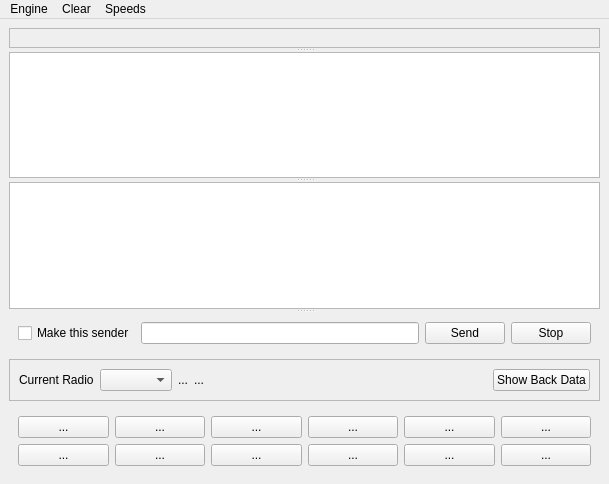
Qt form mqt/MqtDataModes/dmmainwindow.ui (Rsclub22/Minos2-Mirror) before a commit.
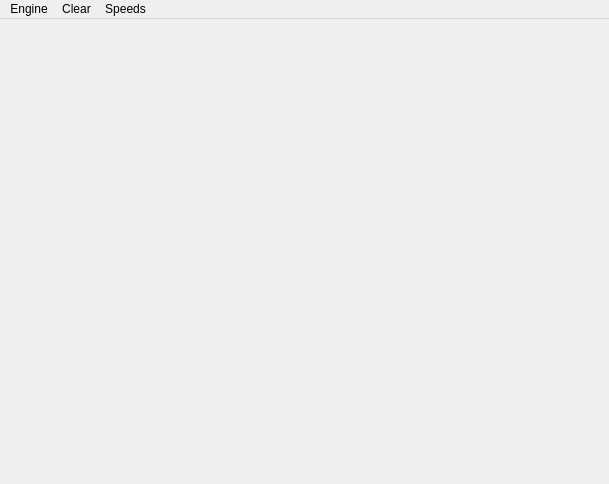
The same form after that commit. Custom widgets are drawn as their Qt base class.

Diff of the .ui file:
```diff
--- a/mqt/MqtDataModes/dmmainwindow.ui
+++ b/mqt/MqtDataModes/dmmainwindow.ui
@@ -14,225 +14,7 @@
    <string/>
   </property>
   <widget class="QWidget" name="centralwidget">
-   <layout class="QVBoxLayout" name="verticalLayout_3">
-    <item>
-     <widget class="MinosSplitter" name="splitter">
-      <property name="orientation">
-       <enum>Qt::Vertical</enum>
-      </property>
-      <widget class="QFrame" name="variFrame">
-       <property name="frameShape">
-        <enum>QFrame::StyledPanel</enum>
-       </property>
-       <property name="frameShadow">
-        <enum>QFrame::Raised</enum>
-       </property>
-      </widget>
-      <widget class="QListWidget" name="backData"/>
-      <widget class="DataPainter" name="rxChars">
-       <property name="alignment">
-        <set>Qt::AlignLeading|Qt::AlignLeft|Qt::AlignTop</set>
-       </property>
-      </widget>
-      <widget class="QWidget" name="layoutWidget">
-       <layout class="QVBoxLayout" name="verticalLayout_2">
-        <item>
-         <widget class="QFrame" name="sendFrame">
-          <layout class="QHBoxLayout" name="horizontalLayout">
-           <item>
-            <widget class="QCheckBox" name="sendercb">
-             <property name="text">
-              <string>Make this sender</string>
-             </property>
-            </widget>
-           </item>
-           <item>
-            <widget class="QLineEdit" name="sendEdit">
-             <property name="clearButtonEnabled">
-              <bool>true</bool>
-             </property>
-            </widget>
-           </item>
-           <item>
-            <widget class="QPushButton" name="sendButton">
-             <property name="text">
-              <string>Send</string>
-             </property>
-            </widget>
-           </item>
-           <item>
-            <widget class="QPushButton" name="stopButton">
-             <property name="text">
-              <string>Stop</string>
-             </property>
-            </widget>
-           </item>
-          </layout>
-         </widget>
-        </item>
-        <item>
-         <widget class="QFrame" name="rigFrame">
-          <property name="frameShape">
-           <enum>QFrame::StyledPanel</enum>
-          </property>
-          <property name="frameShadow">
-           <enum>QFrame::Raised</enum>
-          </property>
-          <layout class="QHBoxLayout" name="horizontalLayout_4">
-           <item>
-            <widget class="QLabel" name="label">
-             <property name="text">
-              <string>Current Radio</string>
-             </property>
-            </widget>
-           </item>
-           <item>
-            <widget class="QComboBox" name="mainRigComboBox">
-             <property name="sizeAdjustPolicy">
-              <enum>QComboBox::AdjustToContents</enum>
-             </property>
-            </widget>
-           </item>
-           <item>
-            <widget class="QLabel" name="rigMode">
-             <property name="text">
-              <string>...</string>
-             </property>
-            </widget>
-           </item>
-           <item>
-            <widget class="QLabel" name="rigFreq">
-             <property name="text">
-              <string>...</string>
-             </property>
-            </widget>
-           </item>
-           <item>
-            <spacer name="horizontalSpacer">
-             <property name="orientation">
-              <enum>Qt::Horizontal</enum>
-             </property>
-             <property name="sizeHint" stdset="0">
-              <size>
-               <width>40</width>
-               <height>20</height>
-              </size>
-             </property>
-            </spacer>
-           </item>
-           <item>
-            <widget class="QPushButton" name="backDataButton">
-             <property name="text">
-              <string>Show Back Data</string>
-             </property>
-            </widget>
-           </item>
-          </layout>
-         </widget>
-        </item>
-        <item>
-         <widget class="QFrame" name="FButtonFrame">
-          <layout class="QVBoxLayout" name="verticalLayout">
-           <item>
-            <layout class="QHBoxLayout" name="horizontalLayout_2">
-             <item>
-              <widget class="QPushButton" name="F1Button">
-               <property name="text">
-                <string>...</string>
-               </property>
-              </widget>
-             </item>
-             <item>
-              <widget class="QPushButton" name="F2Button">
-               <property name="text">
-                <string>...</string>
-               </property>
-              </widget>
-             </item>
-             <item>
-              <widget class="QPushButton" name="F3Button">
-               <property name="text">
-                <string>...</string>
-               </property>
-              </widget>
-             </item>
-             <item>
-              <widget class="QPushButton" name="F4Button">
-               <property name="text">
-                <string>...</string>
-               </property>
-              </widget>
-             </item>
-             <item>
-              <widget class="QPushButton" name="F5Button">
-               <property name="text">
-                <string>...</string>
-               </property>
-              </widget>
-             </item>
-             <item>
-              <widget class="QPushButton" name="F6Button">
-               <property name="text">
-                <string>...</string>
-               </property>
-              </widget>
-             </item>
-            </layout>
-           </item>
-           <item>
-            <layout class="QHBoxLayout" name="horizontalLayout_3">
-             <item>
-              <widget class="QPushButton" name="F7Button">
-               <property name="text">
-                <string>...</string>
-               </property>
-              </widget>
-             </item>
-             <item>
-              <widget class="QPushButton" name="F8Button">
-               <property name="text">
-                <string>...</string>
-               </property>
-              </widget>
-             </item>
-             <item>
-              <widget class="QPushButton" name="F9Button">
-               <property name="text">
-                <string>...</string>
-               </property>
-              </widget>
-             </item>
-             <item>
-              <widget class="QPushButton" name="F10Button">
-               <property name="text">
-                <string>...</string>
-               </property>
-              </widget>
-             </item>
-             <item>
-              <widget class="QPushButton" name="F11Button">
-               <property name="text">
-                <string>...</string>
-               </property>
-              </widget>
-             </item>
-             <item>
-              <widget class="QPushButton" name="F12Button">
-               <property name="text">
-                <string>...</string>
-               </property>
-              </widget>
-             </item>
-            </layout>
-           </item>
-          </layout>
-         </widget>
-        </item>
-       </layout>
-      </widget>
-     </widget>
-    </item>
-   </layout>
+   <layout class="QVBoxLayout" name="verticalLayout_3"/>
   </widget>
   <widget class="QMenuBar" name="menubar">
    <property name="geometry">
@@ -300,19 +82,6 @@
    </property>
   </action>
  </widget>
- <customwidgets>
-  <customwidget>
-   <class>DataPainter</class>
-   <extends>QGraphicsView</extends>
-   <header>datapainter.h</header>
-  </customwidget>
-  <customwidget>
-   <class>MinosSplitter</class>
-   <extends>QSplitter</extends>
-   <header>minossplitter.h</header>
-   <container>1</container>
-  </customwidget>
- </customwidgets>
  <resources/>
  <connections/>
 </ui>
```
